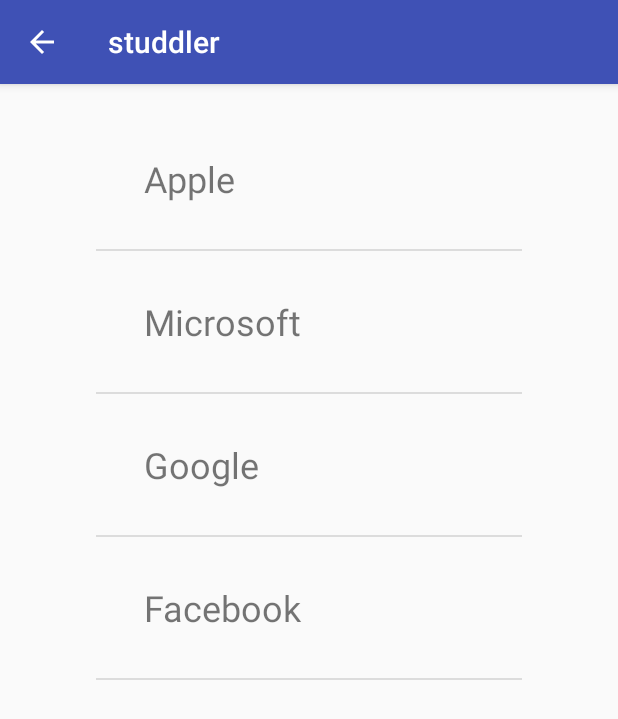
After one commit to EmanuelaNedelcu/Studdler, an Android app: the PastExams screen opened directly, with no data from a screen before it, on a phone screen of 412 x 824 dp. The commit adds this screen. Shown: the top 719 px of the screen. Run offline under Robolectric (Android 15) with nearby library versions, the phone set to English and light mode, and no system bars.

Commit message:
useless lst is shown

```diff
--- a/Studdler/app/src/main/AndroidManifest.xml
+++ b/Studdler/app/src/main/AndroidManifest.xml
@@ -16,7 +16,11 @@
                 <category android:name="android.intent.category.LAUNCHER" />
             </intent-filter>
         </activity>
-        <activity android:name=".NewExam"
+        <activity
+            android:name=".NewExam"
+            android:parentActivityName=".MainActivity" />
+        <activity
+            android:name=".PastExams"
             android:parentActivityName=".MainActivity" />
     </application>
 
--- a/Studdler/app/src/main/java/com/example/studdler/MainActivity.java
+++ b/Studdler/app/src/main/java/com/example/studdler/MainActivity.java
@@ -19,4 +19,9 @@
         Intent intent = new Intent(this, NewExam.class);
         startActivity(intent);
     }
+
+    public void showPastExams(View view) {
+        Intent intent = new Intent(this, PastExams.class);
+        startActivity(intent);
+    }
 }
--- /dev/null
+++ b/Studdler/app/src/main/java/com/example/studdler/PastExams.java
@@ -0,0 +1,82 @@
+package com.example.studdler;
+
+import android.content.Context;
+import android.support.v7.app.AppCompatActivity;
+import android.os.Bundle;
+import android.view.LayoutInflater;
+import android.view.View;
+import android.view.ViewGroup;
+import android.widget.ArrayAdapter;
+import android.widget.ImageView;
+import android.widget.ListView;
+import android.widget.TextView;
+
+import java.util.ArrayList;
+import java.util.List;
+
+public class PastExams extends AppCompatActivity {
+
+    @Override
+    protected void onCreate(Bundle savedInstanceState) {
+        super.onCreate(savedInstanceState);
+        setContentView(R.layout.activity_past_exams);
+
+        // Getting a reference to the listview in our layout
+        ListView brandsList = (ListView) findViewById(R.id.brands_list);
+
+        // create a collection of data that we want to show
+        List<Brand> brands = new ArrayList<>();
+        brands.add(new Brand("Apple"));
+        brands.add(new Brand("Microsoft"));
+        brands.add(new Brand("Google"));
+        brands.add(new Brand("Facebook"));
+
+        brandsList.setAdapter(new BrandsListAdapter(PastExams.this, brands));
+    }
+
+    // a java class that represents data for one row of a listview
+    // the name = the name of the brand
+    // the image integer = the reference to the drawable in the resource folder
+    class Brand {
+        private String name;
+
+        Brand(String name) {
+            this.name = name;
+        }
+
+        public String getName() {
+            return name;
+        }
+    }
+
+    // the adapter is the component that glues data and listview together
+    class BrandsListAdapter extends ArrayAdapter<Brand> {
+
+        private final List<Brand> data;
+
+        public BrandsListAdapter(Context context, List<Brand> data) {
+            super(context, 0, data);
+            this.data = data;
+        }
+
+        // this method is called for each row of the listview
+        @Override public View getView(int position, View convertView, ViewGroup parent) {
+            // The layoutinflater "parses" the brands_row.xml layout so we can use give it to the listview
+            LayoutInflater inflater = LayoutInflater.from(getContext());
+            View row = inflater.inflate(R.layout.brands_row, parent, false);
+
+            TextView brandsName = (TextView) row.findViewById(R.id.brands_name);
+
+            // retrieve the item in our collection for the position that the listview is parsing right now
+            Brand brand = data.get(position);
+            // set the data to our views
+            brandsName.setText(brand.getName());
+
+            return row;
+        }
+
+        @Override public int getCount() {
+            return data.size();
+        }
+    }
+}
--- a/Studdler/app/src/main/res/layout/activity_main.xml
+++ b/Studdler/app/src/main/res/layout/activity_main.xml
@@ -40,12 +40,13 @@
         android:id="@+id/button3"
         android:layout_width="wrap_content"
         android:layout_height="wrap_content"
+        android:layout_marginBottom="199dp"
+        android:layout_marginLeft="16dp"
+        android:layout_marginRight="16dp"
+        android:onClick="showPastExams"
         android:text="@string/past_exam"
         app:layout_constraintBottom_toBottomOf="parent"
-        android:layout_marginBottom="199dp"
-        android:layout_marginLeft="16dp"
         app:layout_constraintLeft_toLeftOf="parent"
-        android:layout_marginRight="16dp"
         app:layout_constraintRight_toRightOf="parent" />
 
 </android.support.constraint.ConstraintLayout>
--- /dev/null
+++ b/Studdler/app/src/main/res/layout/activity_past_exams.xml
@@ -0,0 +1,18 @@
+<?xml version="1.0" encoding="utf-8"?>
+<LinearLayout
+    xmlns:android="http://schemas.android.com/apk/res/android"
+    android:id="@+id/activity_list"
+    android:layout_width="match_parent"
+    android:layout_height="match_parent"
+    android:orientation="vertical"
+    android:paddingBottom="16dp"
+    android:paddingLeft="64dp"
+    android:paddingRight="64dp"
+    android:paddingTop="16dp">
+
+    <ListView
+        android:id="@+id/brands_list"
+        android:layout_width="match_parent"
+        android:layout_height="match_parent" />
+
+</LinearLayout>
--- /dev/null
+++ b/Studdler/app/src/main/res/layout/brands_row.xml
@@ -0,0 +1,19 @@
+<?xml version="1.0" encoding="utf-8"?>
+<LinearLayout xmlns:android="http://schemas.android.com/apk/res/android"
+    android:layout_width="match_parent"
+    android:layout_height="94dp"
+    android:gravity="center_vertical"
+    android:orientation="horizontal"
+    android:padding="16dp">
+
+    <!--layout weight of 5 in this case means 5/6 of horizontal space-->
+    <TextView
+        android:id="@+id/brands_name"
+        android:textSize="24dp"
+        android:layout_width="0dp"
+        android:layout_height="wrap_content"
+        android:layout_weight="5"
+        android:paddingLeft="16dp"
+        android:text="Apple"/>
+
+</LinearLayout>
```
Also changed, not shown: 1 other file.
